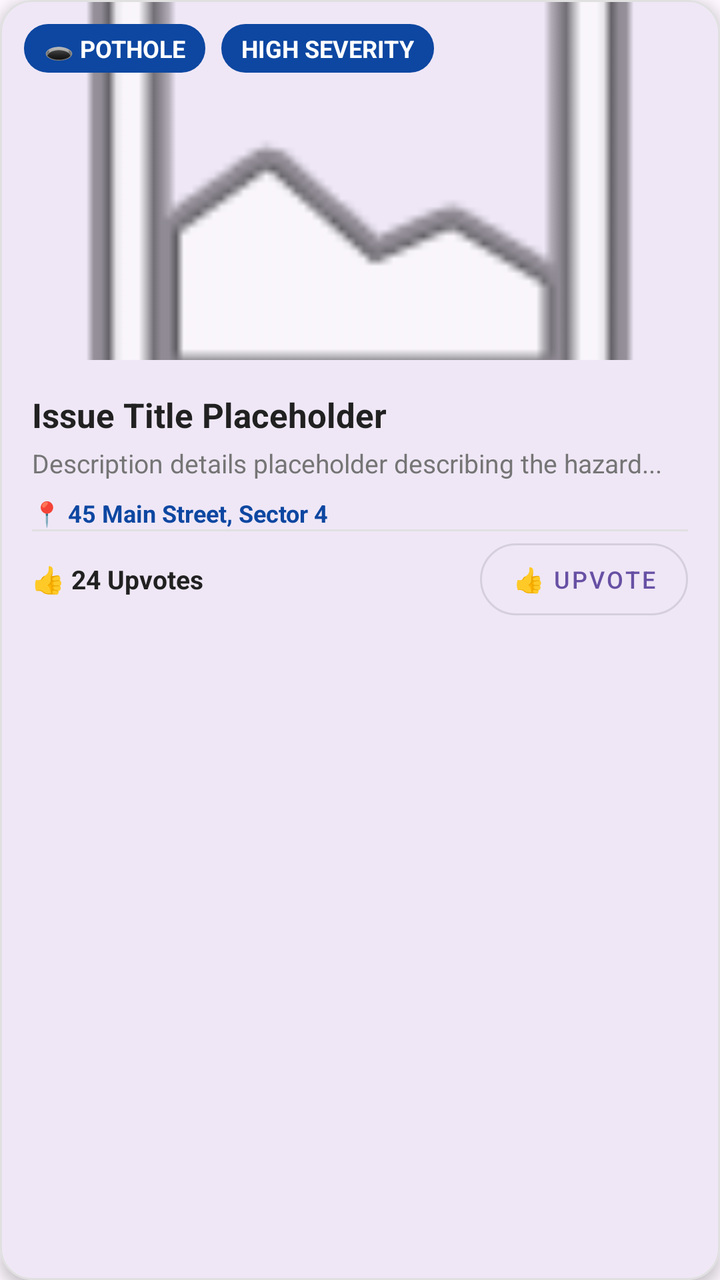
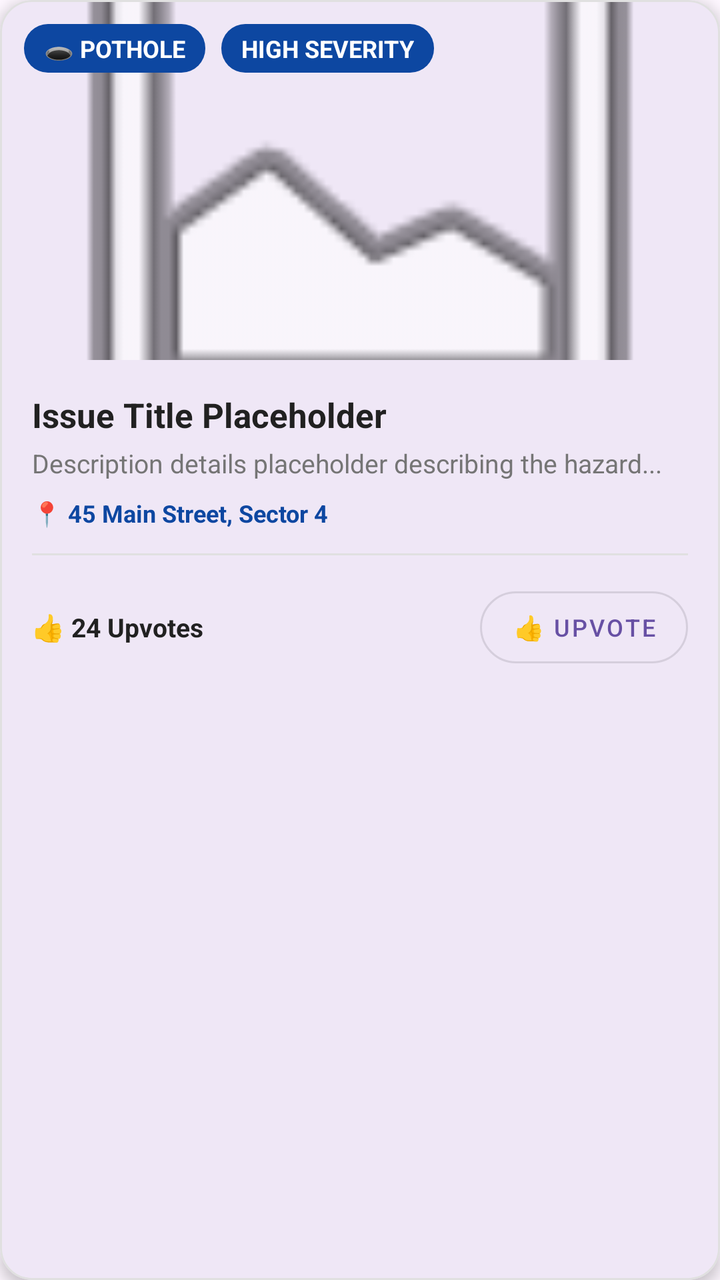

The first picture is an Android layout as it rendered before a commit; the second is the same layout after the commit. The layout source and the unified diff follow.
<!-- AndroidManifest.xml: application theme Theme.CivicLensAI -->
<!-- res/layout/item_issue_card.xml -->
<?xml version="1.0" encoding="utf-8"?>
<com.google.android.material.card.MaterialCardView xmlns:android="http://schemas.android.com/apk/res/android"
    xmlns:app="http://schemas.android.com/apk/res-auto"
    android:layout_width="match_parent"
    android:layout_height="wrap_content"
    android:layout_marginBottom="12dp"
    app:cardCornerRadius="16dp"
    app:cardElevation="4dp"
    app:strokeWidth="1dp"
    app:strokeColor="@color/divider_line">

    <LinearLayout
        android:layout_width="match_parent"
        android:layout_height="wrap_content"
        android:orientation="vertical">

        
        <FrameLayout
            android:layout_width="match_parent"
            android:layout_height="180dp">

            <ImageView
                android:id="@+id/ivIssuePhoto"
                android:layout_width="match_parent"
                android:layout_height="match_parent"
                android:scaleType="centerCrop"
                android:src="@android:drawable/ic_menu_gallery" />

            <LinearLayout
                android:layout_width="match_parent"
                android:layout_height="wrap_content"
                android:layout_gravity="top"
                android:padding="12dp">

                <TextView
                    android:id="@+id/tvCategoryTag"
                    android:layout_width="wrap_content"
                    android:layout_height="wrap_content"
                    android:background="@drawable/bg_badge_rounded"
                    android:paddingHorizontal="10dp"
                    android:paddingVertical="4dp"
                    android:text="🕳️ POTHOLE"
                    android:textColor="@color/white"
                    android:textSize="12sp"
                    android:textStyle="bold" />

                <TextView
                    android:id="@+id/tvSeverityTag"
                    android:layout_width="wrap_content"
                    android:layout_height="wrap_content"
                    android:layout_marginStart="8dp"
                    android:background="@drawable/bg_badge_rounded"
                    android:paddingHorizontal="10dp"
                    android:paddingVertical="4dp"
                    android:text="HIGH SEVERITY"
                    android:textColor="@color/white"
                    android:textSize="12sp"
                    android:textStyle="bold" />
            </LinearLayout>
        </FrameLayout>

        
        <LinearLayout
            android:layout_width="match_parent"
            android:layout_height="wrap_content"
            android:orientation="vertical"
            android:padding="16dp">

            <TextView
                android:id="@+id/tvIssueTitle"
                android:layout_width="match_parent"
                android:layout_height="wrap_content"
                android:text="Issue Title Placeholder"
                android:textColor="@color/text_primary"
                android:textSize="17sp"
                android:textStyle="bold" />

            <TextView
                android:id="@+id/tvIssueDesc"
                android:layout_width="match_parent"
                android:layout_height="wrap_content"
                android:layout_marginTop="4dp"
                android:ellipsize="end"
                android:maxLines="2"
                android:text="Description details placeholder describing the hazard..."
                android:textColor="@color/text_secondary"
                android:textSize="13sp" />

            <TextView
                android:id="@+id/tvIssueAddress"
                android:layout_width="match_parent"
                android:layout_height="wrap_content"
                android:layout_marginTop="8dp"
                android:text="📍 45 Main Street, Sector 4"
                android:textColor="@color/primary_blue"
                android:textSize="12sp"
                android:textStyle="bold" />

            <View
                android:layout_width="match_parent"
                android:layout_height="1dp"
                android:layout_my="12dp"
                android:background="@color/divider_line" />

            <LinearLayout
                android:layout_width="match_parent"
                android:layout_height="wrap_content"
                android:gravity="center_vertical"
                android:orientation="horizontal">

                <TextView
                    android:id="@+id/tvUpvotes"
                    android:layout_width="0dp"
                    android:layout_height="wrap_content"
                    android:layout_weight="1"
                    android:text="👍 24 Upvotes"
                    android:textColor="@color/text_primary"
                    android:textSize="13sp"
                    android:textStyle="bold" />

                <com.google.android.material.button.MaterialButton
                    android:id="@+id/btnUpvote"
                    style="@style/Widget.MaterialComponents.Button.OutlinedButton"
                    android:layout_width="wrap_content"
                    android:layout_height="wrap_content"
                    android:text="👍 Upvote"
                    android:textSize="12sp"
                    app:cornerRadius="20dp" />

            </LinearLayout>
        </LinearLayout>

    </LinearLayout>
</com.google.android.material.card.MaterialCardView>
<!-- resources referenced by this layout -->
<resources>
  <color name="divider_line">#E0E0E0</color>
  <color name="primary_blue">#0D47A1</color>
  <color name="text_primary">#212121</color>
  <color name="text_secondary">#757575</color>
  <color name="white">#FFFFFFFF</color>
  <!-- drawable bg_badge_rounded (drawable) -->
  <?xml version="1.0" encoding="utf-8"?>
  <shape xmlns:android="http://schemas.android.com/apk/res/android"
      android:shape="rectangle">
      <solid android:color="@color/primary_blue" />
      <corners android:radius="12dp" />
  </shape>
  <style name="Theme.CivicLensAI" parent="Base.Theme.CivicLensAI" />
  <style name="Base.Theme.CivicLensAI" parent="Theme.Material3.DayNight.NoActionBar">
          
          
      </style>
</resources>

<!-- the commit's change to res/layout/item_issue_card.xml (unified diff, before → after) -->
@@ -99,7 +99,8 @@
             <View
                 android:layout_width="match_parent"
                 android:layout_height="1dp"
-                android:layout_my="12dp"
+                android:layout_marginTop="12dp"
+                android:layout_marginBottom="12dp"
                 android:background="@color/divider_line" />
 
             <LinearLayout
